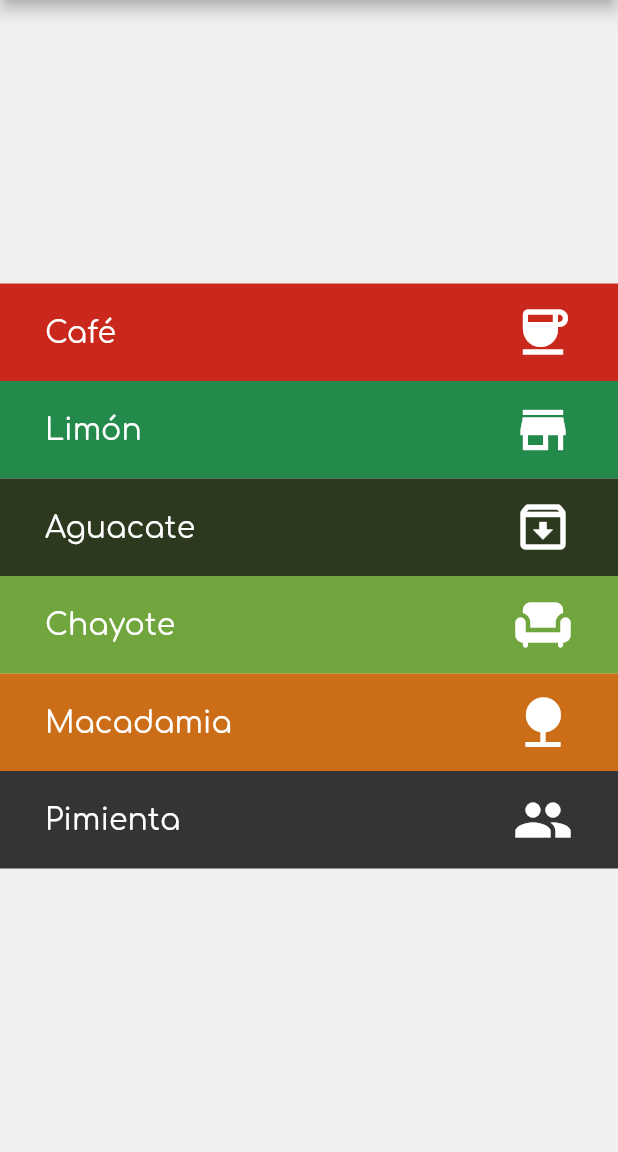
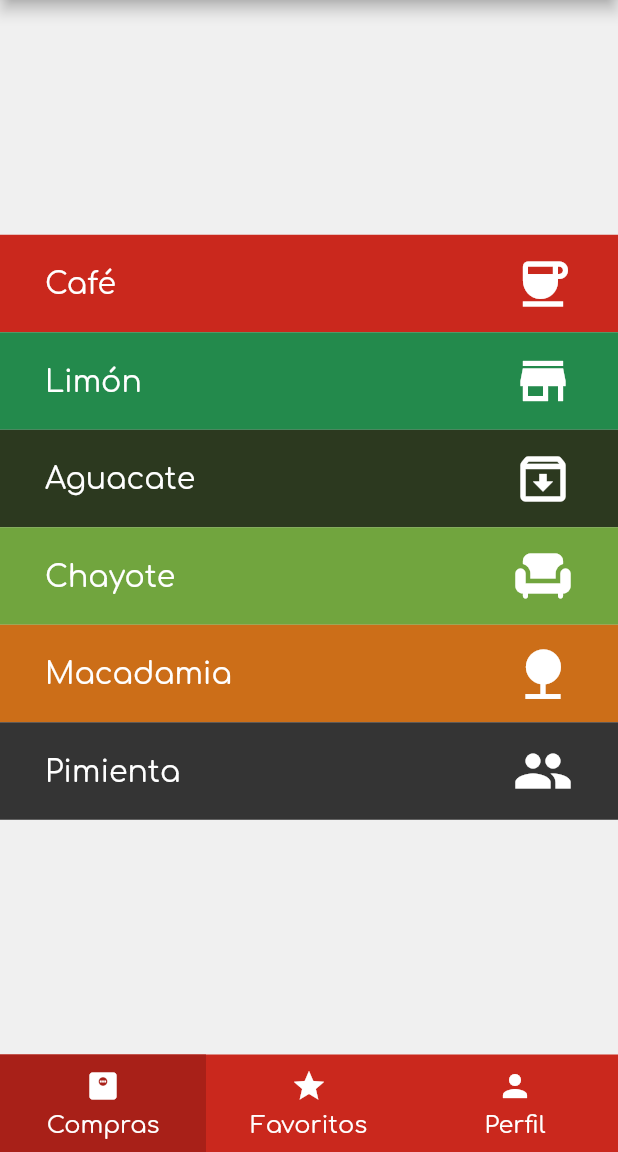
Before and after one commit to elyar-ld/la_compra, a Flutter app: the HomeScreen screen opened by its route, on a phone screen of 412 x 824 dp, the part 84-1236 px from its top. Run offline on Flutter 3.47's test engine with Material 2 defaults, Android fonts, the light colour scheme and no system bars; our stand-ins replace google_fonts.

Commit message:
Se agrego un bottomMenu,constantes de propiedades de productos y la pantalla de lista de productos

```diff
--- /dev/null
+++ b/lib/ui/constants/constants_productos.dart
@@ -0,0 +1,34 @@
+import 'package:flutter/material.dart';
+
+const Map<String, Map<String, dynamic>> infoProductos = {
+  'cafe' : {
+    'nombre' : 'Café',
+    'color' : Color(0xFFCA281D),
+    'icono' : Icons.coffee
+  },
+  'limon' : {
+    'nombre' : 'Limón',
+    'color' : Color(0xFF238A4C),
+    'icono' : Icons.store
+  },
+  'aguacate' : {
+    'nombre' : 'Aguacate',
+    'color' : Color(0xFF2C391F),
+    'icono' : Icons.archive_outlined
+  },
+  'chayote' : {
+    'nombre' : 'Chayote',
+    'color' : Color(0xFF71A53E),
+    'icono' : Icons.chair
+  },
+  'macadamia' : {
+    'nombre' : 'Macadamia',
+    'color' : Color(0xFFCC6E18),
+    'icono' : Icons.nature
+  },
+  'pimienta' : {
+    'nombre' : 'Pimienta',
+    'color' : Color(0xFF343434),
+    'icono' : Icons.people_sharp
+  },
+};
--- a/lib/ui/screens/home_screen/home_screen.dart
+++ b/lib/ui/screens/home_screen/home_screen.dart
@@ -1,32 +1,42 @@
 import 'package:flutter/material.dart';
+import 'package:la_compra/ui/constants/constants_productos.dart';
+import 'package:la_compra/ui/screens/lista_productos/lista_productos.dart';
+import 'package:la_compra/ui/theme/theme_constants.dart';
 
+import '../../widgets/bottom_menu/bottom_menu.dart';
 import 'menu_button.dart';
 
 class HomeScreen extends StatelessWidget {
-const HomeScreen({ Key? key }) : super(key: key);
+  const HomeScreen({Key? key}) : super(key: key);
 
   @override
-  Widget build(BuildContext context){
+  Widget build(BuildContext context) {
     return Scaffold(
       appBar: AppBar(
         title: const Text('La Compra'),
-        actions: [
-          IconButton(onPressed: (){}, icon: const Icon(Icons.info))
-        ],
+        actions: [IconButton(onPressed: () {}, icon: const Icon(Icons.info))],
       ),
       body: Center(
         child: Column(
           mainAxisAlignment: MainAxisAlignment.center,
-          children: [
-            MenuButton(text: 'Café', icon: Icons.coffee, color: Theme.of(context).primaryColor),
-            const MenuButton(text: 'Limón', icon: Icons.store, color: Color(0xFF238A4C)),
-            const MenuButton(text: 'Aguacate', icon: Icons.archive_outlined, color: Color.fromARGB(255, 44, 57, 31)),
-            const MenuButton(text: 'Chayote', icon: Icons.chair, color: Color(0xFF71A53E)),
-            const MenuButton(text: 'Macadamia', icon: Icons.nature, color: Color(0xFFCC6E18)),
-            const MenuButton(text: 'Pimienta', icon: Icons.people_sharp, color: Color(0xFF343434)),
-          ],
+          children: infoProductos.entries
+              .map((producto) => MenuButton(
+                  text: producto.value['nombre']!,
+                  icon: producto.value['icono'],
+                  color: producto.value['color']!,
+                  callback: () {
+                    Navigator.push<void>(
+                      context,
+                      MaterialPageRoute<void>(
+                        builder: (BuildContext context) =>
+                            ListaProductos(producto: producto.key),
+                      ),
+                    );
+                  }))
+              .toList(),
         ),
       ),
+      bottomNavigationBar: const BottomMenu(),
     );
   }
 }
--- a/lib/ui/screens/home_screen/menu_button.dart
+++ b/lib/ui/screens/home_screen/menu_button.dart
@@ -4,15 +4,16 @@ class MenuButton extends StatelessWidget {
   final String text;
   final IconData icon;
   final Color color;
+  final VoidCallback callback;
 
   const MenuButton({
-    Key? key, required this.text, required this.icon, required this.color,
+    Key? key, required this.text, required this.icon, required this.color, required this.callback,
   }) : super(key: key);
 
   @override
   Widget build(BuildContext context) {
     return InkWell(
-      onTap: (){},
+      onTap: callback,
       child: Ink(
         height: 65,
         color: color,
--- /dev/null
+++ b/lib/ui/screens/lista_productos/lista_productos.dart
@@ -0,0 +1,31 @@
+import 'package:flutter/material.dart';
+import 'package:la_compra/ui/constants/constants_productos.dart';
+import 'package:la_compra/ui/widgets/bottom_menu/bottom_menu.dart';
+
+class ListaProductos extends StatefulWidget {
+  final String producto;
+
+  const ListaProductos({ Key? key, required this.producto }) : super(key: key);
+
+  @override
+  _ListaProductosState createState() => _ListaProductosState();
+}
+
+class _ListaProductosState extends State<ListaProductos> {
+  @override
+  Widget build(BuildContext context) {
+    return Scaffold(
+      appBar: AppBar(
+        title: Text(infoProductos[widget.producto]!['nombre']),
+        backgroundColor: infoProductos[widget.producto]!['color'],
+        actions: [
+          Icon(
+            infoProductos[widget.producto]!['icono'],
+          ),
+        ],
+      ),
+      body: Container(),
+      bottomNavigationBar: const BottomMenu(),
+    );
+  }
+}
--- a/lib/ui/theme/theme_constants.dart
+++ b/lib/ui/theme/theme_constants.dart
@@ -15,3 +15,5 @@ ThemeData lightTheme = ThemeData(
   textTheme: GoogleFonts.comfortaaTextTheme(),
   scaffoldBackgroundColor: const Color(0xFFF0F0F0),
 );
+
+double bottomMenuHeight = 65;
--- /dev/null
+++ b/lib/ui/widgets/bottom_menu/bottom_menu.dart
@@ -0,0 +1,26 @@
+import 'package:flutter/material.dart';
+import 'package:la_compra/ui/theme/theme_constants.dart';
+import 'package:la_compra/ui/widgets/bottom_menu/bottom_menu_item.dart';
+
+class BottomMenu extends StatelessWidget {
+const BottomMenu({ Key? key }) : super(key: key);
+
+  @override
+  Widget build(BuildContext context){
+    return DefaultTextStyle.merge(
+      child: Container(
+        height: bottomMenuHeight,
+        color: Theme.of(context).primaryColor,
+
+        child: Row(
+          children: const [
+            BottomMenuItem(icon: Icons.monitor_weight, tag: 'Compras', selected: true,),
+            BottomMenuItem(icon: Icons.star, tag: 'Favoritos',),
+            BottomMenuItem(icon: Icons.person, tag: 'Perfil'),
+          ],
+        ),
+      ),
+      style: const TextStyle(color: Colors.white, fontSize: 16),
+    );
+  }
+}
--- /dev/null
+++ b/lib/ui/widgets/bottom_menu/bottom_menu_item.dart
@@ -0,0 +1,36 @@
+import 'package:flutter/material.dart';
+
+class BottomMenuItem extends StatelessWidget {
+  final IconData icon;
+  final String tag;
+  final bool? selected;
+
+  const BottomMenuItem({ Key? key, required this.icon, required this.tag, this.selected }) : super(key: key);
+
+  @override
+  Widget build(BuildContext context){
+    return Expanded(
+      child: Material(
+        color: Colors.white.withOpacity(0.0),
+        child: InkWell(
+          onTap: (){},
+          child: DefaultTextStyle.merge(
+            style: TextStyle(color: Colors.white, fontSize: 16),
+            child: Container(
+              color: selected != null ? Color(0xFFA82018) : Colors.transparent,
+              child: Column(
+                crossAxisAlignment: CrossAxisAlignment.center,
+                mainAxisAlignment: MainAxisAlignment.center,
+                children: [
+                  Icon(icon, color: Colors.white,),
+                  SizedBox(height: 5,),
+                  Text(tag),
+                ]
+              ),
+            ),
+          ),
+        ),
+      ),
+    );
+  }
+}
```
